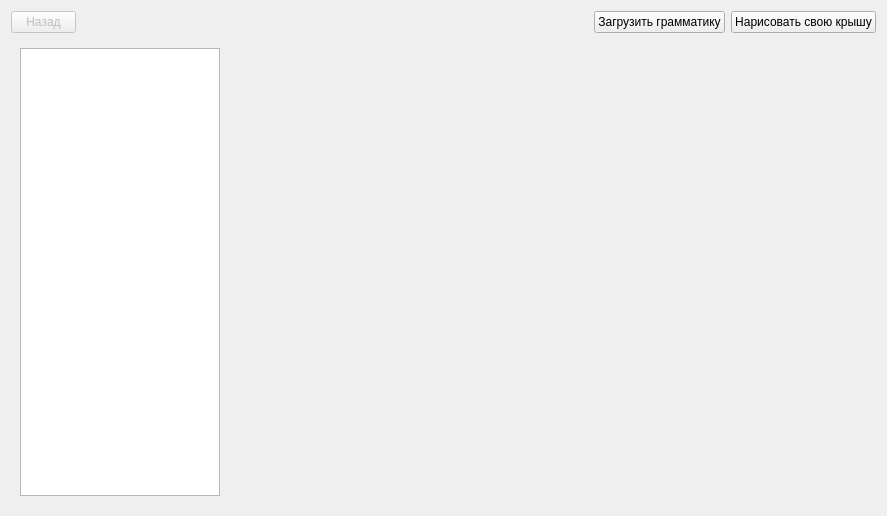
Qt form roof.ui (AndreyMlashkin/RoofGenerator) before a commit.
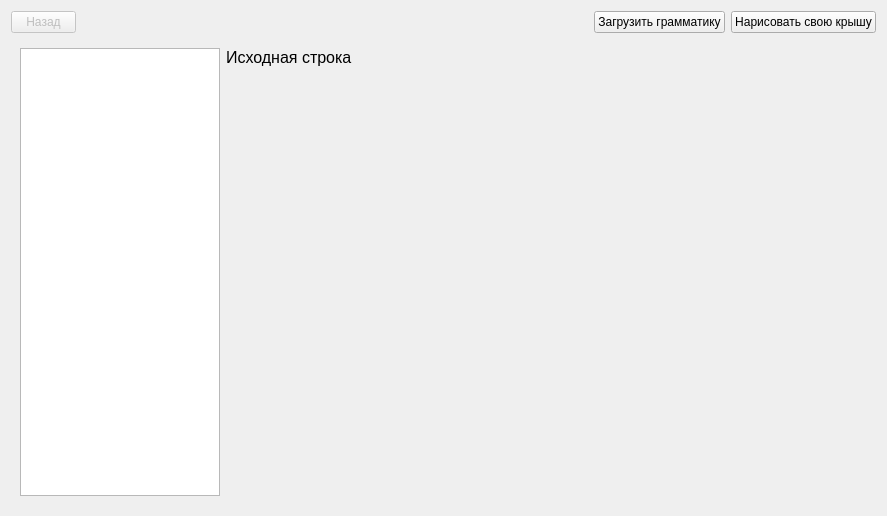
The same form after that commit. The open tabs and pages were chosen to show the change.

What changed in the file:
```diff
--- a/roof.ui
+++ b/roof.ui
@@ -101,6 +101,53 @@
          <item>
           <layout class="QVBoxLayout" name="verticalLayout_3">
            <item>
+            <layout class="QVBoxLayout" name="verticalLayout_4">
+             <item>
+              <layout class="QHBoxLayout" name="horizontalLayout_4">
+               <item>
+                <widget class="QLabel" name="label_3">
+                 <property name="font">
+                  <font>
+                   <pointsize>12</pointsize>
+                   <weight>50</weight>
+                   <bold>false</bold>
+                  </font>
+                 </property>
+                 <property name="text">
+                  <string>Исходная строка</string>
+                 </property>
+                </widget>
+               </item>
+               <item>
+                <widget class="QLabel" name="rawString">
+                 <property name="font">
+                  <font>
+                   <pointsize>12</pointsize>
+                   <weight>75</weight>
+                   <bold>true</bold>
+                  </font>
+                 </property>
+                 <property name="text">
+                  <string/>
+                 </property>
+                </widget>
+               </item>
+              </layout>
+             </item>
+             <item>
+              <spacer name="verticalSpacer">
+               <property name="orientation">
+                <enum>Qt::Vertical</enum>
+               </property>
+               <property name="sizeHint" stdset="0">
+                <size>
+                 <width>20</width>
+                 <height>40</height>
+                </size>
+               </property>
+              </spacer>
+             </item>
+             <item>
             <widget class="QLabel" name="label">
              <property name="text">
               <string/>
@@ -109,6 +156,8 @@
               <set>Qt::AlignCenter</set>
              </property>
             </widget>
+             </item>
+            </layout>
            </item>
           </layout>
          </item>
```
Lines whose indentation alone changed are shown as unchanged.
